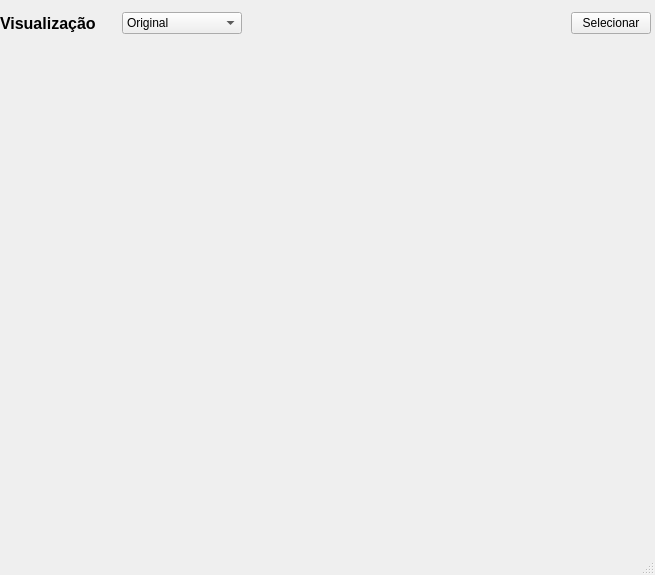
Before: the Qt Designer form interface/visualizacao.ui in Red-Dragons-UFSCar/red-visao, drawn with Qt 5.
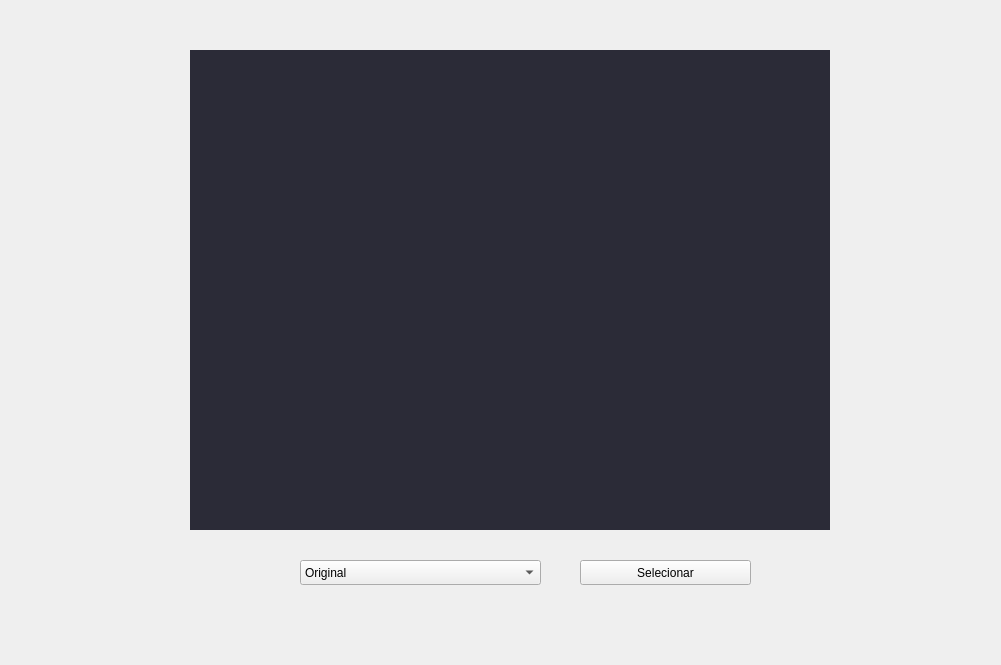
After: the same form once the commit is applied.

Diff of the .ui file:
```diff
--- a/interface/visualizacao.ui
+++ b/interface/visualizacao.ui
@@ -1,61 +1,54 @@
 <?xml version="1.0" encoding="UTF-8"?>
 <ui version="4.0">
- <class>MainWindow</class>
- <widget class="QMainWindow" name="MainWindow">
+ <class>Form</class>
+ <widget class="QWidget" name="Form">
   <property name="geometry">
    <rect>
     <x>0</x>
     <y>0</y>
-    <width>655</width>
-    <height>575</height>
+    <width>1001</width>
+    <height>665</height>
    </rect>
   </property>
   <property name="windowTitle">
-   <string>Modo de Visualização</string>
+   <string>Form</string>
   </property>
-  <widget class="QWidget" name="centralwidget">
-   <widget class="QWidget" name="horizontalLayoutWidget">
+  <property name="styleSheet">
+   <string notr="true">QFrame {
+background: #2B2B37;
+}
+
+
+QComboBox#qt_tipoVisualizacao:hover{
+	background-color: rgb(164, 0, 0);
+}
+
+QLabel#label_line{
+	background-color: rgb(238, 238, 236);
+}</string>
+  </property>
+  <widget class="QPushButton" name="pushButton">
     <property name="geometry">
      <rect>
-      <x>0</x>
-      <y>0</y>
-      <width>651</width>
-      <height>46</height>
-     </rect>
-    </property>
-    <layout class="QHBoxLayout" name="horizontalLayout">
-     <item>
-      <widget class="QLabel" name="label">
-       <property name="font">
-        <font>
-         <pointsize>12</pointsize>
-         <weight>75</weight>
-         <bold>true</bold>
-        </font>
-       </property>
+     <x>580</x>
+     <y>560</y>
+     <width>171</width>
+     <height>25</height>
+    </rect>
+   </property>
        <property name="text">
-        <string>Visualização</string>
-       </property>
-      </widget>
-     </item>
-     <item>
-      <spacer name="horizontalSpacer_2">
-       <property name="orientation">
-        <enum>Qt::Horizontal</enum>
-       </property>
-       <property name="sizeType">
-        <enum>QSizePolicy::Maximum</enum>
-       </property>
-       <property name="sizeHint" stdset="0">
-        <size>
-         <width>20</width>
-         <height>20</height>
-        </size>
-       </property>
-      </spacer>
-     </item>
-     <item>
+    <string>Selecionar</string>
+   </property>
+  </widget>
       <widget class="QComboBox" name="qt_tipoVisualizacao">
+   <property name="geometry">
+    <rect>
+     <x>300</x>
+     <y>560</y>
+     <width>241</width>
+     <height>25</height>
+    </rect>
+   </property>
        <item>
         <property name="text">
          <string>Original</string>
@@ -102,33 +95,10 @@
         </property>
        </item>
       </widget>
-     </item>
-     <item>
-      <spacer name="horizontalSpacer">
-       <property name="orientation">
-        <enum>Qt::Horizontal</enum>
-       </property>
-       <property name="sizeHint" stdset="0">
-        <size>
-         <width>40</width>
-         <height>20</height>
-        </size>
-       </property>
-      </spacer>
-     </item>
-     <item>
-      <widget class="QPushButton" name="pushButton">
-       <property name="text">
-        <string>Selecionar</string>
-       </property>
-      </widget>
-     </item>
-    </layout>
-   </widget>
    <widget class="QLabel" name="QT_visualizacao">
     <property name="geometry">
      <rect>
-      <x>5</x>
+     <x>190</x>
       <y>50</y>
       <width>640</width>
       <height>480</height>
@@ -139,18 +109,6 @@
     </property>
    </widget>
   </widget>
-  <widget class="QMenuBar" name="menubar">
-   <property name="geometry">
-    <rect>
-     <x>0</x>
-     <y>0</y>
-     <width>655</width>
-     <height>28</height>
-    </rect>
-   </property>
-  </widget>
-  <widget class="QStatusBar" name="statusbar"/>
- </widget>
  <resources/>
  <connections/>
  <designerdata>
```
Left out of the diff: 17 changed lines with no effect on the pictures. Lines whose indentation alone changed are shown as unchanged.
